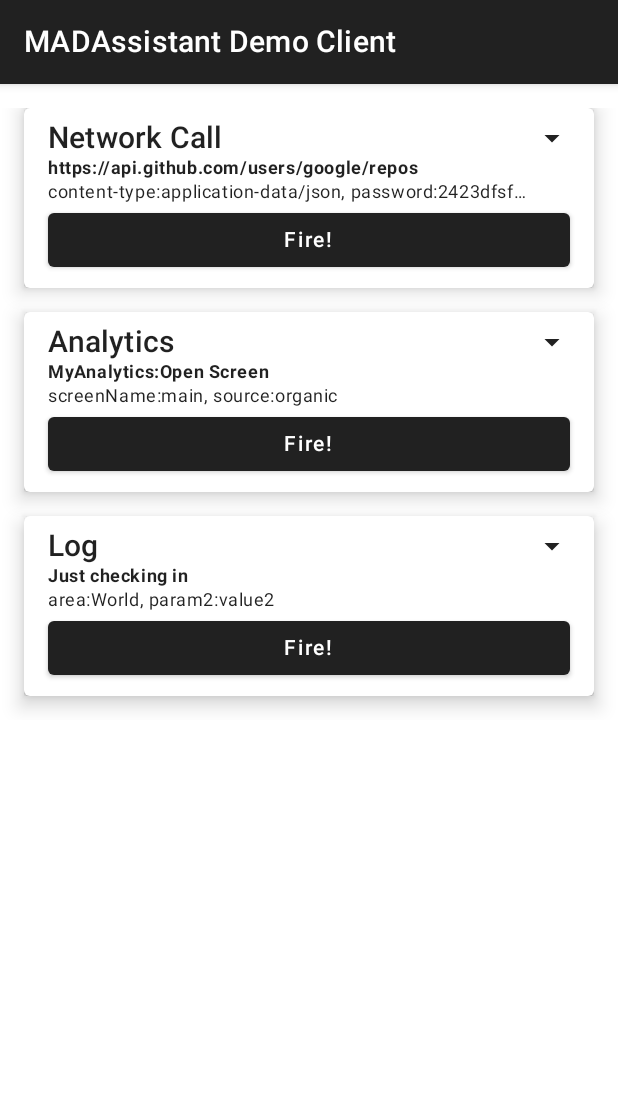
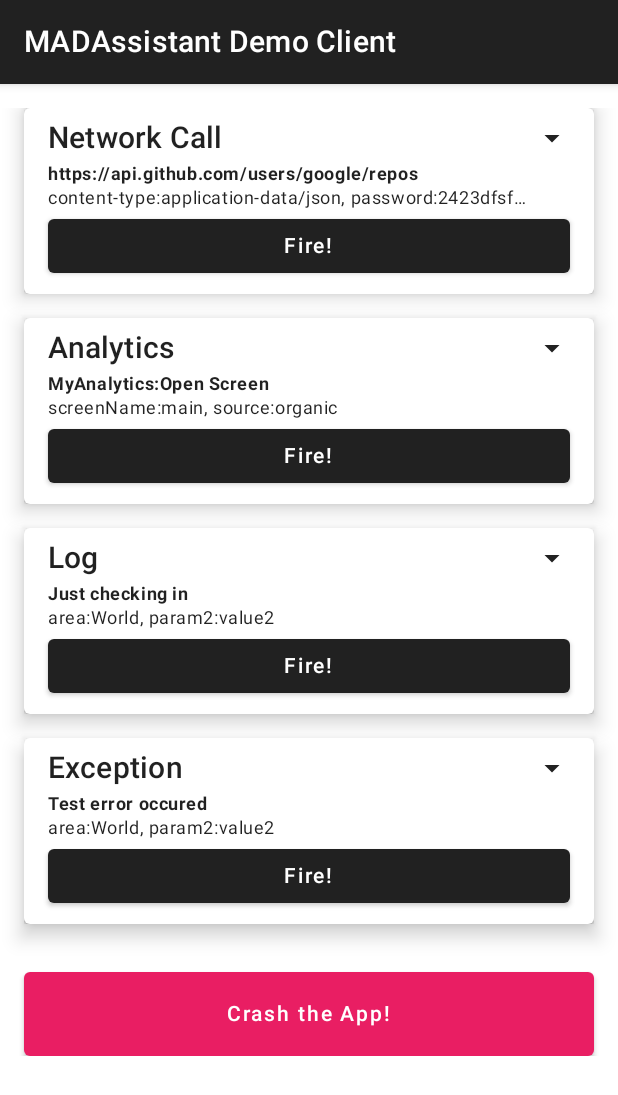
Before and after one commit to Evdayapps/madassistant-clientsdk, an Android app built with Jetpack Compose: the screen it shows after launch (TestActivity), on a phone screen of 412 x 824 dp. Shown: the top 1095 px of the screen. Run offline under Robolectric (Android 15) with nearby library versions, the phone set to English and light mode, and no system bars; our stand-ins replace accompanist; 5 statements that could not run were skipped.

Commit message:
Added exception and crash actions, with support for message and data

```diff
--- a/lib/build.gradle
+++ b/lib/build.gradle
@@ -3,11 +3,11 @@ apply plugin: 'kotlin-android'
 apply plugin: 'maven-publish'
 
 android {
-    compileSdkVersion 31
+    compileSdkVersion 33
 
     defaultConfig {
         minSdkVersion 21
-        targetSdkVersion 31
+        targetSdkVersion 33
 
         testInstrumentationRunner "androidx.test.runner.AndroidJUnitRunner"
         consumerProguardFiles 'consumer-rules.pro'
@@ -32,7 +32,7 @@ dependencies {
     androidTestImplementation 'androidx.test.espresso:espresso-core:3.5.1'
     androidTestImplementation "io.mockk:mockk-android:1.12.0"
 
-    api 'com.github.Evdayapps:madassistant-common:0.0.13'
+    api 'com.github.Evdayapps:madassistant-common:0.0.14'
     //api project(path: ':madassistant-common')
 }
 
--- a/testapp/build.gradle
+++ b/testapp/build.gradle
@@ -51,7 +51,6 @@ dependencies {
     implementation "org.jetbrains.kotlin:kotlin-stdlib:$kotlin_version"
     implementation 'androidx.appcompat:appcompat:1.6.1'
     implementation 'androidx.core:core-ktx:1.9.0'
-    implementation 'androidx.constraintlayout:constraintlayout:2.1.4'
     testImplementation 'junit:junit:4.13.2'
     androidTestImplementation 'androidx.test.ext:junit:1.1.5'
     androidTestImplementation 'androidx.test.espresso:espresso-core:3.5.1'
@@ -63,7 +62,7 @@ dependencies {
     implementation("com.squareup.okhttp3:okhttp:4.9.1")
 
     //region Compose
-    def composeBom = platform('androidx.compose:compose-bom:2022.12.00')
+    def composeBom = platform('androidx.compose:compose-bom:2023.01.00')
     implementation composeBom
     androidTestImplementation composeBom
 
@@ -82,6 +81,7 @@ dependencies {
     implementation 'androidx.lifecycle:lifecycle-viewmodel-compose:2.5.1'
     // Optional - Integration with LiveData
     implementation 'androidx.compose.runtime:runtime-livedata'
+    implementation "com.google.accompanist:accompanist-flowlayout:0.28.0"
     //endregion Compose
 
     //region MADAssistant
--- a/testapp/src/main/java/com/evdayapps/madassistant/testapp/screens/main/MainScreen.kt
+++ b/testapp/src/main/java/com/evdayapps/madassistant/testapp/screens/main/MainScreen.kt
@@ -1,21 +1,19 @@
-import androidx.compose.foundation.layout.Column
-import androidx.compose.foundation.layout.Spacer
-import androidx.compose.foundation.layout.height
-import androidx.compose.foundation.layout.padding
+import android.util.Log
+import androidx.compose.foundation.clickable
+import androidx.compose.foundation.layout.*
 import androidx.compose.foundation.rememberScrollState
 import androidx.compose.foundation.verticalScroll
-import androidx.compose.material.MaterialTheme
-import androidx.compose.material.Scaffold
-import androidx.compose.material.Text
-import androidx.compose.material.TopAppBar
+import androidx.compose.material.*
 import androidx.compose.runtime.Composable
 import androidx.compose.ui.Modifier
+import androidx.compose.ui.graphics.Color
 import androidx.compose.ui.text.font.FontWeight
 import androidx.compose.ui.text.style.TextOverflow
 import androidx.compose.ui.unit.dp
 import com.evdayapps.madassistant.testapp.screens.main.MainScreenViewModel
 import com.evdayapps.madassistant.testapp.screens.main.widgets.AbsSectionCardWidget
 import com.evdayapps.madassistant.testapp.screens.main.widgets.CustomTextField
+import com.google.accompanist.flowlayout.FlowRow
 
 @Composable()
 fun MainScreen(viewModel: MainScreenViewModel) {
@@ -147,20 +145,99 @@ fun MainScreen(viewModel: MainScreenViewModel) {
                     CustomTextField(
                         value = config.message,
                         maxLines = 1,
-                        label = "Destination",
+                        label = "Message",
                         onStrValueChange = {
                             updateConfig(viewModel.logsConfig.value.copy(message = it))
                         }
                     )
+                    Spacer(modifier = Modifier.height(8.dp))
+                    FlowRow(
+                        mainAxisSpacing = 16.dp,
+                        crossAxisSpacing = 8.dp
+                    ) {
+                        listOf(Log.ERROR, Log.WARN, Log.DEBUG, Log.INFO, Log.VERBOSE).map {
+                            Row(modifier = Modifier
+                                .padding(vertical = 8.dp)
+                                .clickable {
+                                    updateConfig(config.copy(type = it))
+                                }
+                            ) {
+                                RadioButton(selected = config.type == it, onClick = null)
+                                Text(
+                                    text = when (it) {
+                                        Log.ERROR -> "Error"
+                                        Log.WARN -> "Warn"
+                                        Log.DEBUG -> "Debug"
+                                        Log.INFO -> "Info"
+                                        else -> "Verbose"
+                                    },
+                                    modifier = Modifier.padding(start = 16.dp)
+                                )
+
+                            }
+                        }
+                    }
                 },
                 paramsTitle = "Parameters",
                 paramsAddBtnLabel = "Add Parameter",
                 paramsList = { it.parameters },
                 updateParams = { config, params -> config.copy(parameters = params) },
                 onUpdateConfig = { config -> viewModel.logsConfig.value = config },
-                onRequestButtonClicked = { viewModel.testAnalytics() }
+                onRequestButtonClicked = { viewModel.testGenericLog() }
             )
             Spacer(Modifier.height(16.dp))
+            AbsSectionCardWidget(
+                title = "Exception",
+                config = viewModel.exceptionConfig.value,
+                headerBuilder = { config ->
+                    Text(
+                        text = config.message,
+                        overflow = TextOverflow.Ellipsis,
+                        style = MaterialTheme.typography.caption.copy(
+                            fontWeight = FontWeight.Bold
+                        )
+                    )
+                    if (config.data.isNotEmpty()) {
+                        Text(
+                            text = config.data.joinToString(", ") {
+                                "${it.key}:${it.value}"
+                            },
+                            overflow = TextOverflow.Ellipsis,
+                            style = MaterialTheme.typography.caption,
+                            maxLines = 1,
+                        )
+                    }
+                },
+                formFields = { config, updateConfig ->
+                    CustomTextField(
+                        value = config.message,
+                        maxLines = 1,
+                        label = "Message",
+                        onStrValueChange = {
+                            updateConfig(viewModel.exceptionConfig.value.copy(message = it))
+                        }
+                    )
+                },
+                paramsTitle = "Data",
+                paramsAddBtnLabel = "Add Data item",
+                paramsList = { it.data },
+                updateParams = { config, params -> config.copy(data = params) },
+                onUpdateConfig = { config -> viewModel.exceptionConfig.value = config },
+                onRequestButtonClicked = { viewModel.testNonFatalException() }
+            )
+            Spacer(Modifier.height(32.dp))
+            Button(
+                modifier = Modifier
+                    .fillMaxWidth()
+                    .requiredHeight(56.dp),
+                colors = ButtonDefaults.buttonColors(
+                    backgroundColor = Color(0xFFE91E63),
+                    contentColor = Color.White
+                ),
+                onClick = { viewModel.testCrashReport() }
+            ) {
+                Text("Crash the App!")
+            }
         }
     }
 }
--- a/testapp/src/main/java/com/evdayapps/madassistant/testapp/screens/main/MainScreenViewModel.kt
+++ b/testapp/src/main/java/com/evdayapps/madassistant/testapp/screens/main/MainScreenViewModel.kt
@@ -23,16 +23,21 @@ class MainScreenViewModel(
     )
 
     data class AnalyticsConfig(
-        val destination : String,
-        val eventName : String,
-        val parameters : List<Parameter<Any>>
+        val destination: String,
+        val eventName: String,
+        val parameters: List<Parameter<Any>>
     )
 
     data class LogConfig(
-        val type : Int,
-        val tag : String,
-        val message : String,
-        val parameters : List<Parameter<Any>>
+        val type: Int,
+        val tag: String,
+        val message: String,
+        val parameters: List<Parameter<Any>>
+    )
+
+    data class ExceptionConfig(
+        val message: String,
+        val data: List<Parameter<Any>>
     )
 
     val networkCallConfig: MutableState<NetworkCallConfig> = mutableStateOf(
@@ -50,10 +55,12 @@ class MainScreenViewModel(
     )
 
     val analyticsConfig = mutableStateOf(
-        AnalyticsConfig(destination = "MyAnalytics", "Open Screen", listOf(
-            Parameter(key = "screenName", value = "main"),
-            Parameter(key = "source", value = "organic")
-        ))
+        AnalyticsConfig(
+            destination = "MyAnalytics", "Open Screen", listOf(
+                Parameter(key = "screenName", value = "main"),
+                Parameter(key = "source", value = "organic")
+            )
+        )
     )
 
     val logsConfig = mutableStateOf(
@@ -62,6 +69,16 @@ class MainScreenViewModel(
             tag = "MainScreen",
             message = "Just checking in",
             parameters = listOf(
+                Parameter(key = "area", value = "World"),
+                Parameter(key = "param2", value = "value2")
+            )
+        )
+    )
+
+    val exceptionConfig = mutableStateOf(
+        ExceptionConfig(
+            message = "Test error occured",
+            data = listOf(
                 Parameter(key = "area", value = "World"),
                 Parameter(key = "param2", value = "value2")
             )
@@ -108,7 +125,7 @@ class MainScreenViewModel(
             type = logsConfig.value.type,
             tag = logsConfig.value.tag,
             message = logsConfig.value.message,
-            data = analyticsConfig.value.parameters.associate { it.key to it.value }
+            data = logsConfig.value.parameters.associate { it.key to it.value }
         )
     }
 
@@ -116,7 +133,11 @@ class MainScreenViewModel(
         try {
             println(""[4])
         } catch (ex: Exception) {
-            madAssistantClient.logException(ex)
+            madAssistantClient.logException(
+                throwable = ex,
+                message = exceptionConfig.value.message,
+                data = exceptionConfig.value.data.associate { it.key to it.value }
+            )
         }
     }
 
--- a/testapp/src/main/java/com/evdayapps/madassistant/testapp/screens/main/widgets/AbsSectionCardWidget.kt
+++ b/testapp/src/main/java/com/evdayapps/madassistant/testapp/screens/main/widgets/AbsSectionCardWidget.kt
@@ -97,6 +97,7 @@ fun <ConfigType> AbsSectionCardWidget(
             Row {
                 Column(modifier = Modifier.weight(1f, true)) {
                     Text(title, style = MaterialTheme.typography.h6)
+                    Spacer(Modifier.height(4.dp))
                     headerBuilder(config)
                 }
                 Icon(
@@ -120,8 +121,7 @@ fun <ConfigType> AbsSectionCardWidget(
                         },
                         onUpdate = { onUpdateConfig(updateParams(config, it)) }
                     )
-                    Spacer(modifier = Modifier.height(8.dp))
-                    Spacer(modifier = Modifier.height(8.dp))
+                    Spacer(modifier = Modifier.height(16.dp))
                 }
             }
             Button(
--- a/testapp/src/main/res/values/colors.xml
+++ b/testapp/src/main/res/values/colors.xml
@@ -1,6 +1,6 @@
 <?xml version="1.0" encoding="utf-8"?>
 <resources>
-    <color name="colorPrimary">#008577</color>
-    <color name="colorPrimaryDark">#00574B</color>
-    <color name="colorAccent">#D81B60</color>
+    <color name="colorPrimary">#212121</color>
+    <color name="colorPrimaryDark">#212121</color>
+    <color name="colorAccent">#009688</color>
 </resources>
```
Also changed, not shown: lib/src/main/java/com/evdayapps/madassistant/clientlib/MADAssistantClient.kt (+14 -5 lines), lib/src/main/java/com/evdayapps/madassistant/clientlib/MADAssistantClientImpl.kt (+13 -3 lines), lib/src/main/java/com/evdayapps/madassistant/clientlib/transmission/Transmitter.kt (+11 -3 lines), lib/src/main/java/com/evdayapps/madassistant/clientlib/transmission/TransmitterImpl.kt (+13 -4 lines).
